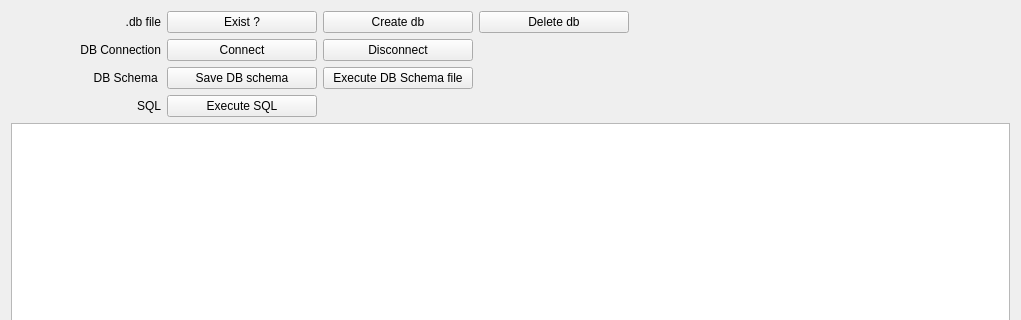
Before: the Qt Designer form StockManager/formtabdatabase.ui in qualia-dev/StockManager, drawn with Qt 5; both pictures show x 0 to 1021 and y 0 to 320 of the 1021 by 734 pixel window.
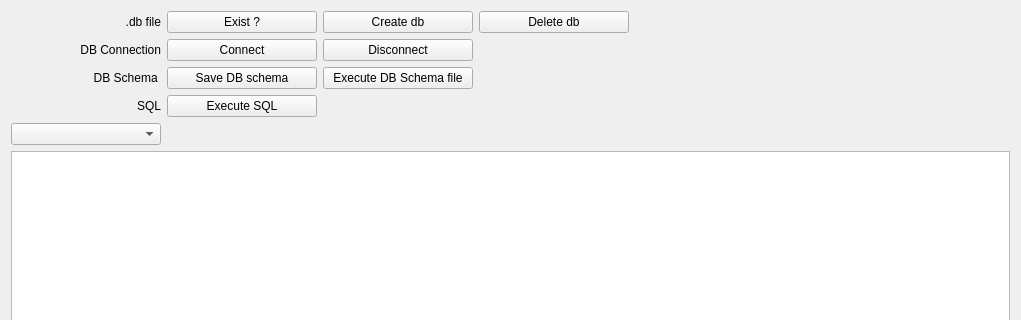
After: the same form once the commit is applied.

Commit message: Database: display tables content

The edit to the form file:
```diff
--- a/StockManager/formtabdatabase.ui
+++ b/StockManager/formtabdatabase.ui
@@ -292,7 +292,24 @@
       </layout>
      </item>
      <item>
-      <widget class="QTextEdit" name="textEdit"/>
+      <layout class="QHBoxLayout" name="horizontalLayout_2">
+       <property name="topMargin">
+        <number>0</number>
+       </property>
+       <item alignment="Qt::AlignLeft">
+        <widget class="QComboBox" name="cb_tables_views">
+         <property name="minimumSize">
+          <size>
+           <width>150</width>
+           <height>0</height>
+          </size>
+         </property>
+        </widget>
+       </item>
+      </layout>
+     </item>
+     <item>
+      <widget class="QTableView" name="tv_db_content"/>
      </item>
     </layout>
    </item>
```
The commit also changes 30 other files.
